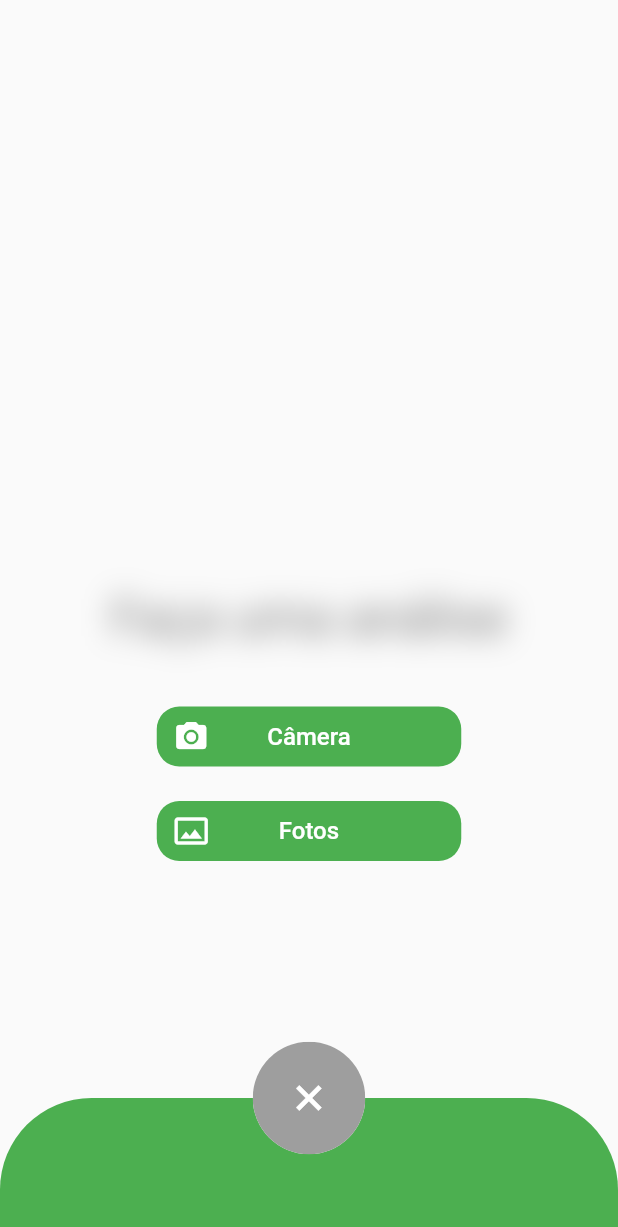
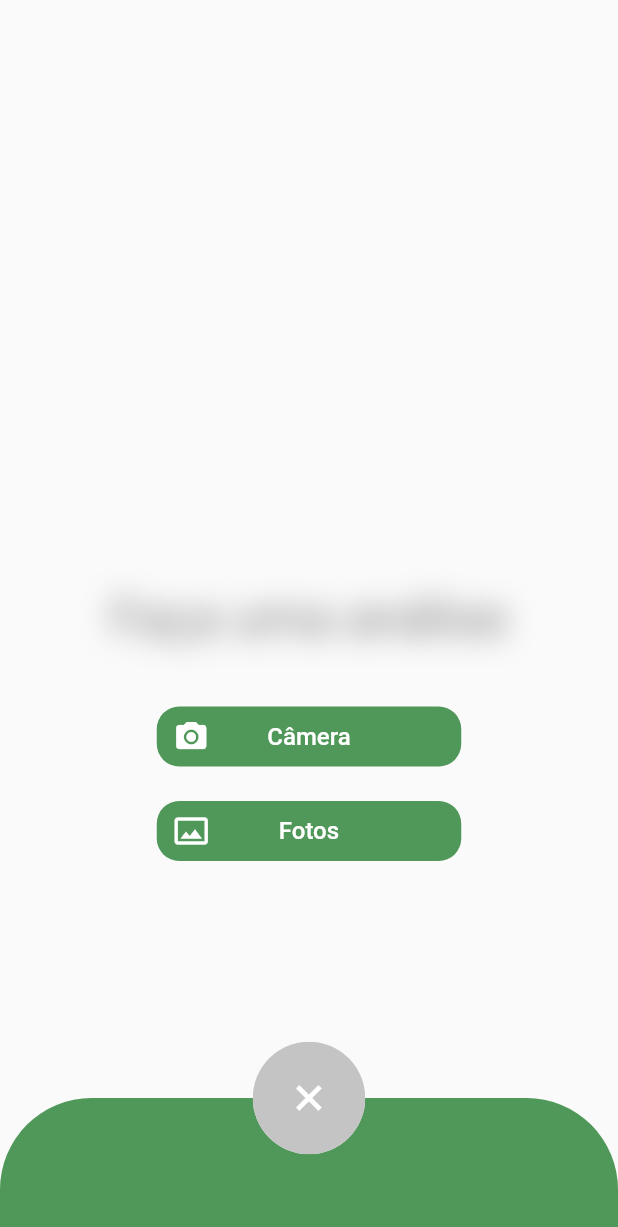
Before and after one commit to lucasdessy/herbaria, a Flutter app: the screen it shows after launch, after a tap on the "add" icon, on a phone screen of 412 x 824 dp. Shown: the top 1227 px of the screen. Run offline on Flutter 3.47's test engine with Material 2 defaults, Android fonts, the phone set to English and light mode, and no system bars; our stand-ins replace bloc, carousel_slider, flutter_bloc, get_it, image_picker, injectable.

```diff
--- a/lib/blocs/analyzer/analyzer_state.dart
+++ b/lib/blocs/analyzer/analyzer_state.dart
@@ -6,5 +6,7 @@ class AnalyzerInitial extends AnalyzerState {}
 
 class AnalyzerLoaded extends AnalyzerState {
   String plantName;
-  AnalyzerLoaded(this.plantName);
+  String precision;
+  String description;
+  AnalyzerLoaded(this.plantName, this.precision, this.description);
 }
--- /dev/null
+++ b/lib/views/constants/colors.dart
@@ -0,0 +1,12 @@
+// Store all the colors used in the app
+
+import 'package:flutter/cupertino.dart';
+
+class HerbariaColors {
+  static const black = Color(0xFF444444);
+  static const grey = Color(0xFFC4C4C4);
+  static const white = Color(0xFFFFFFFF);
+  static const green = Color(0xFF509859);
+  static const lightGreen = Color(0xFFE9FAED);
+  static const orange = Color(0xFFFBB451);
+}
--- a/lib/views/home_view/components/add_image_bottomsheet.dart
+++ b/lib/views/home_view/components/add_image_bottomsheet.dart
@@ -2,6 +2,7 @@ import 'dart:ui';
 
 import 'package:flutter/material.dart';
 
+import '../../constants/colors.dart';
 import 'choose_button.dart';
 
 class AddImageBottomSheet extends StatefulWidget {
@@ -85,7 +86,7 @@ class _AddImageBottomSheetState extends State<AddImageBottomSheet> {
                   width: double.infinity,
                   height: 92,
                   decoration: const BoxDecoration(
-                    color: Colors.green,
+                    color: HerbariaColors.green,
                     borderRadius: BorderRadius.only(
                       topLeft: Radius.circular(61),
                       topRight: Radius.circular(61),
@@ -104,7 +105,8 @@ class _AddImageBottomSheetState extends State<AddImageBottomSheet> {
                       child: AnimatedContainer(
                         width: 75,
                         height: 75,
-                        color: _open ? Colors.grey : Colors.amber,
+                        color:
+                            _open ? HerbariaColors.grey : HerbariaColors.orange,
                         duration: animationDuration,
                         curve: animationCurve,
                         child: AnimatedRotation(
@@ -113,7 +115,7 @@ class _AddImageBottomSheetState extends State<AddImageBottomSheet> {
                           curve: animationCurve,
                           child: const Icon(
                             Icons.add,
-                            color: Colors.white,
+                            color: HerbariaColors.white,
                             size: 36,
                           ),
                         ),
--- a/lib/views/home_view/components/choose_button.dart
+++ b/lib/views/home_view/components/choose_button.dart
@@ -1,4 +1,6 @@
 import 'package:flutter/material.dart';
+
+import '../../constants/colors.dart';
 
 class ChooseButton extends StatelessWidget {
   final IconData icon;
@@ -11,7 +13,7 @@ class ChooseButton extends StatelessWidget {
   @override
   Widget build(BuildContext context) {
     return Material(
-        color: Colors.green,
+        color: HerbariaColors.green,
         borderRadius: const BorderRadius.all(
           Radius.circular(15),
         ),
@@ -29,11 +31,11 @@ class ChooseButton extends StatelessWidget {
                 mainAxisSize: MainAxisSize.max,
                 mainAxisAlignment: MainAxisAlignment.spaceBetween,
                 children: [
-                  Icon(icon, color: Colors.white),
+                  Icon(icon, color: HerbariaColors.white),
                   Text(
                     text,
                     style: const TextStyle(
-                      color: Colors.white,
+                      color: HerbariaColors.white,
                       fontSize: 16,
                       fontWeight: FontWeight.w500,
                     ),
--- a/pubspec.yaml
+++ b/pubspec.yaml
@@ -63,8 +63,8 @@ flutter:
   uses-material-design: true
 
   # To add assets to your application, add an assets section, like this:
-  # assets:
-  #   - images/a_dot_burr.jpeg
+  assets:
+    - assets/
   #   - images/a_dot_ham.jpeg
 
   # An image asset can refer to one or more resolution-specific "variants", see
```
Also changed, not shown: lib/blocs/analyzer/analyzer_cubit.dart (+8 -4 lines), lib/views/result_view.dart (+93 -55 lines), assets/flor_teste.png (added).
